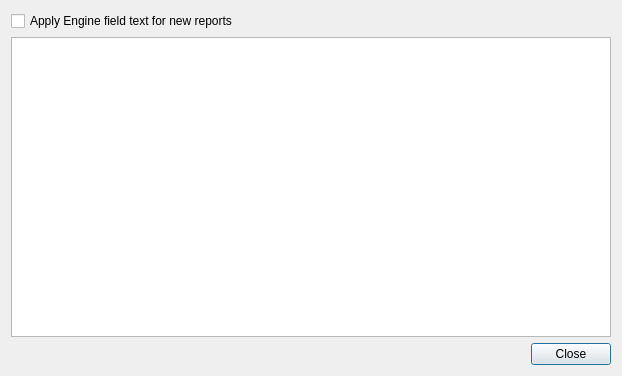
The window that Qr49/sources/reportsettingsdialog.ui (pa23/r49) describes before a commit, drawn with Qt 5.
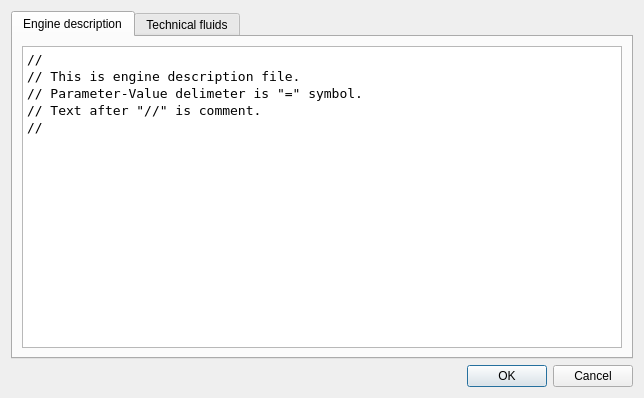
The same window after the commit. Icons and pictures are not drawn.

Commit message: Qr49: dialog "Report settings" modified. libtoxic: report processing functionality deleted.

The edit to the form file:
```diff
--- a/Qr49/sources/reportsettingsdialog.ui
+++ b/Qr49/sources/reportsettingsdialog.ui
@@ -9,8 +9,8 @@
    <rect>
     <x>0</x>
     <y>0</y>
-    <width>618</width>
-    <height>386</height>
+    <width>640</width>
+    <height>408</height>
    </rect>
   </property>
   <property name="windowTitle">
@@ -20,17 +20,54 @@
    <iconset resource="qr49.qrc">
     <normaloff>:/icons/icons/toxic.png</normaloff>:/icons/icons/toxic.png</iconset>
   </property>
-  <layout class="QVBoxLayout" name="verticalLayout_2">
+  <layout class="QVBoxLayout" name="verticalLayout_3">
    <property name="sizeConstraint">
     <enum>QLayout::SetFixedSize</enum>
    </property>
    <item>
-    <widget class="QCheckBox" name="checkBox_ApplyEngineFieldText">
-     <property name="text">
-      <string>Apply Engine field text for new reports</string>
+    <widget class="QTabWidget" name="tabWidget">
+     <property name="currentIndex">
+      <number>0</number>
      </property>
-    </widget>
-   </item>
+     <widget class="QWidget" name="tab_3">
+      <attribute name="title">
+       <string>Engine description</string>
+      </attribute>
+      <layout class="QVBoxLayout" name="verticalLayout">
+       <item>
+        <widget class="QPlainTextEdit" name="plainTextEdit_EngineDescription">
+         <property name="minimumSize">
+          <size>
+           <width>600</width>
+           <height>300</height>
+          </size>
+         </property>
+         <property name="font">
+          <font>
+           <family>DejaVu Sans Mono</family>
+           <pointsize>10</pointsize>
+          </font>
+         </property>
+         <property name="lineWrapMode">
+          <enum>QPlainTextEdit::NoWrap</enum>
+         </property>
+         <property name="plainText">
+          <string>//
+// This is engine description file.
+// Parameter-Value delimeter is &quot;=&quot; symbol.
+// Text after &quot;//&quot; is comment.
+//
+</string>
+         </property>
+        </widget>
+       </item>
+      </layout>
+     </widget>
+     <widget class="QWidget" name="tab_4">
+      <attribute name="title">
+       <string>Technical fluids</string>
+      </attribute>
+      <layout class="QVBoxLayout" name="verticalLayout_2">
    <item>
     <widget class="QPlainTextEdit" name="plainTextEdit_FieldEngineText">
      <property name="minimumSize">
@@ -48,6 +85,17 @@
      <property name="lineWrapMode">
       <enum>QPlainTextEdit::NoWrap</enum>
      </property>
+         <property name="plainText">
+          <string>//
+// This is technical fluids description file.
+// Parameter-Value delimeter is &quot;=&quot; symbol.
+// Text after &quot;//&quot; is comment.
+//</string>
+         </property>
+        </widget>
+       </item>
+      </layout>
+     </widget>
     </widget>
    </item>
    <item>
@@ -81,7 +129,14 @@
      <item>
       <widget class="QPushButton" name="pushButton_Close">
        <property name="text">
-        <string>Close</string>
+        <string>OK</string>
+       </property>
+      </widget>
+     </item>
+     <item>
+      <widget class="QPushButton" name="pushButton_Cancel">
+       <property name="text">
+        <string>Cancel</string>
        </property>
       </widget>
      </item>
```
Left out of the diff: 23 changed lines with no effect on the pictures. Lines whose indentation alone changed are shown as unchanged. The commit also changes 8 other files.
